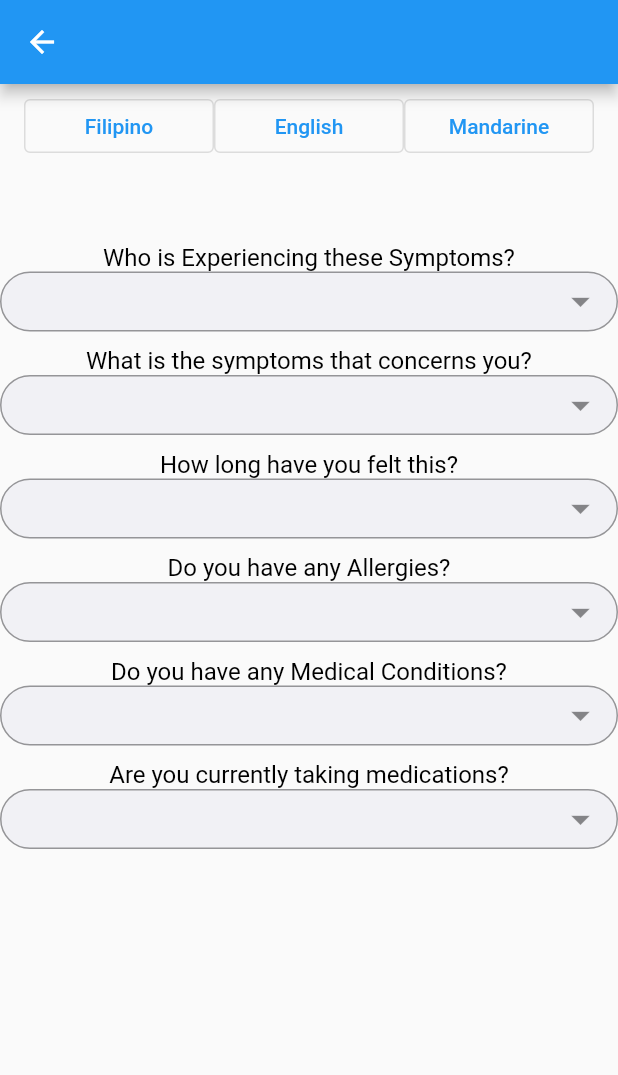
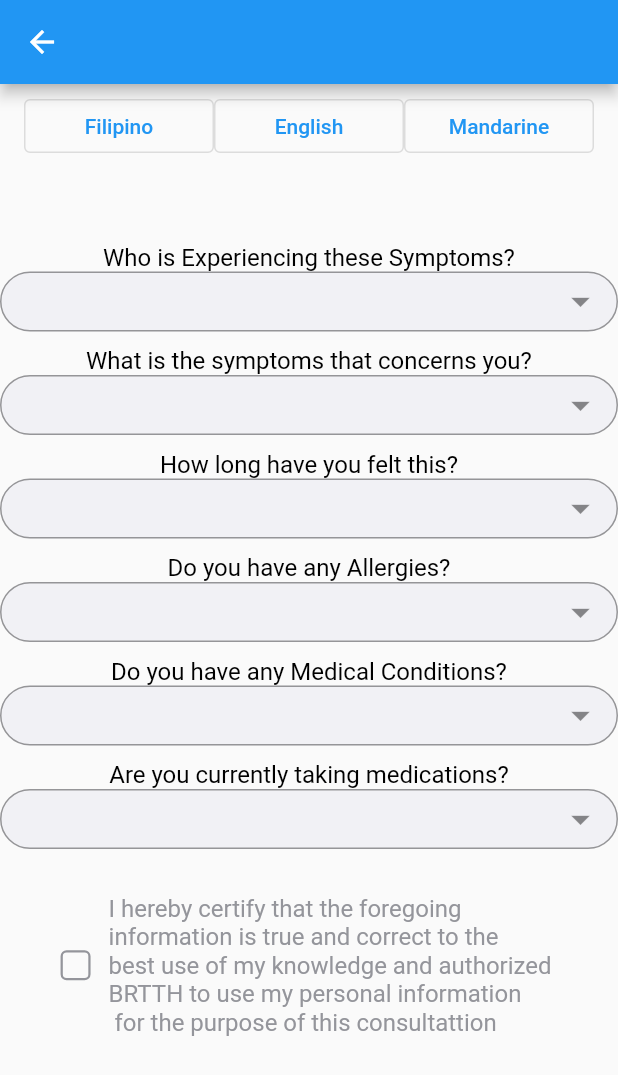
Before and after one commit to skzysty/emedicare, a Flutter app: the FormD screen opened directly, on a phone screen of 412 x 824 dp. Shown: the top 1075 px of the screen. Run offline on Flutter 3.47's test engine with Material 2 defaults, Android fonts, the phone set to English and light mode, and no system bars; our stand-ins replace dropdown_button2.

Commit message:
form checkbox

```diff
--- a/lib/form.dart
+++ b/lib/form.dart
@@ -1,8 +1,11 @@
+// ignore_for_file: prefer_const_constructors
+
 import 'package:emedicare/widgets/Dropdown/allergies.dart';
 import 'package:emedicare/widgets/Dropdown/dropwhois.dart';
 import 'package:emedicare/widgets/Dropdown/howlongsymptom.dart';
 import 'package:emedicare/widgets/Dropdown/takemed.dart';
 import 'package:emedicare/widgets/Dropdown/whatsymptoms.dart';
+import 'package:emedicare/widgets/Dropdown/checkbox_check.dart';
 import 'package:flutter/material.dart';
 import 'theme.dart';
 
@@ -45,6 +48,7 @@ class _FormDState extends State<FormD> {
             ),
             SizedBox(height: 50),
             Text('Who is Experiencing these Symptoms?',
+                textAlign: TextAlign.right,
                 style: TextStyle(
                   color: Colors.black,
                   fontSize: 16,
@@ -121,9 +125,27 @@ class _FormDState extends State<FormD> {
               ),
               child: TakeMed(),
             ),
-            SizedBox(height: 10),
+            SizedBox(height: 30),
             //CheckboxListTile(
-
+            Row(
+              mainAxisAlignment: MainAxisAlignment.center,
+              children: [
+                CheckboxForm(),
+                SizedBox(
+                  width: 12,
+                ),
+                Column(
+                  crossAxisAlignment: CrossAxisAlignment.start,
+                  children: [
+                    Text(
+                      "I hereby certify that the foregoing \ninformation is true and correct to the \nbest use of my knowledge and authorized \nBRTTH to use my personal information\n for the purpose of this consultattion",
+                      style: regular16pt.copyWith(color: textGrey),
+                      textAlign: TextAlign.justify,
+                    ),
+                  ],
+                ),
+              ],
+            ),
             // ),
           ],
         ),
--- a/lib/registrationp3.dart
+++ b/lib/registrationp3.dart
@@ -15,14 +15,6 @@ class RegisterPage3 extends StatefulWidget {
 }
 
 class _RegisterPage3State extends State<RegisterPage3> {
-  bool passwordVisible = false;
-  bool passwordConfrimationVisible = false;
-  void togglePassword() {
-    setState(() {
-      passwordVisible = !passwordVisible;
-    });
-  }
-
   @override
   Widget build(BuildContext context) {
     return Scaffold(
@@ -120,7 +112,6 @@ class _RegisterPage3State extends State<RegisterPage3> {
                 ),
               ),
 
-
               // CustomPrimaryButton(
               //   buttonColor: primaryBlue,
               //   textValue: 'Continue',
--- /dev/null
+++ b/lib/widgets/Dropdown/checkbox_check.dart
@@ -0,0 +1,39 @@
+import 'package:flutter/material.dart';
+import 'package:emedicare/theme.dart';
+
+class CheckboxForm extends StatefulWidget {
+  @override
+  _CheckboxFormState createState() => _CheckboxFormState();
+}
+
+class _CheckboxFormState extends State<CheckboxForm> {
+  bool isChecked = false;
+
+  @override
+  Widget build(BuildContext context) {
+    return GestureDetector(
+      onTap: () {
+        setState(() {
+          isChecked = !isChecked;
+        });
+      },
+      child: Container(
+        decoration: BoxDecoration(
+          color: isChecked ? primaryBlue : Colors.transparent,
+          borderRadius: BorderRadius.circular(4.0),
+          border: isChecked ? null : Border.all(color: textGrey, width: 1.5),
+        ),
+        width: 20,
+        height: 20,
+        child: isChecked
+            ? Icon(
+                Icons.check,
+                size: 20,
+                color: Colors.white,
+              )
+            : null,
+      ),
+    );
+    ;
+  }
+}
```
